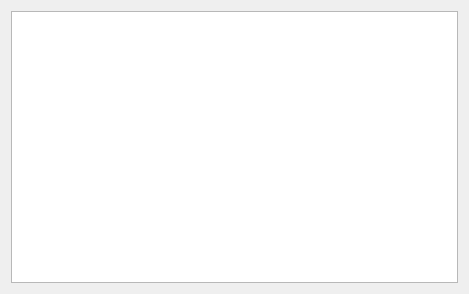
This is qt-ui/btdeviceselectiondialog.ui in claudiuolteanu/subsurface as Qt 5 draws it before an edit. The edited form follows.
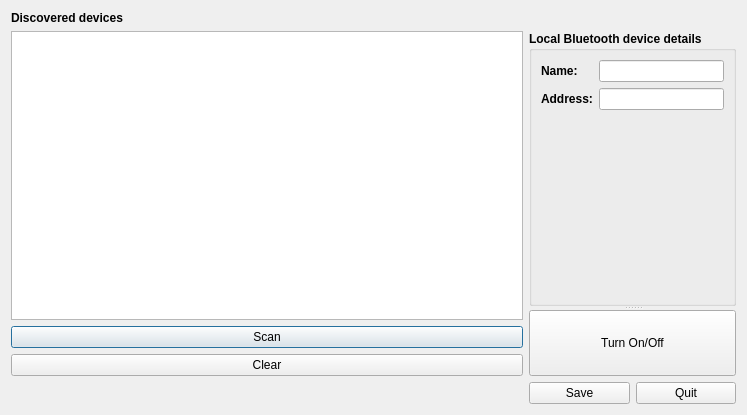
This is the edited form.

Commit message: Implement temporary UI design for Bluetooth selection dialog

Patch:
```diff
--- a/qt-ui/btdeviceselectiondialog.ui
+++ b/qt-ui/btdeviceselectiondialog.ui
@@ -6,19 +6,160 @@
    <rect>
     <x>0</x>
     <y>0</y>
-    <width>469</width>
-    <height>294</height>
+    <width>747</width>
+    <height>415</height>
    </rect>
   </property>
   <property name="windowTitle">
    <string>Remote Bluetooth device selection</string>
   </property>
-  <layout class="QVBoxLayout" name="verticalLayout">
-   <item>
-    <widget class="QListWidget" name="discoveredDevicesList"/>
+  <layout class="QGridLayout" name="gridLayout_6">
+   <item row="0" column="0">
+    <widget class="QLabel" name="discoveredDevicesLabel">
+     <property name="font">
+      <font>
+       <weight>75</weight>
+       <bold>true</bold>
+      </font>
+     </property>
+     <property name="text">
+      <string>Discovered devices</string>
+     </property>
+    </widget>
    </item>
-   <item>
-    <layout class="QHBoxLayout" name="horizontalLayout"/>
+   <item row="1" column="0">
+    <layout class="QVBoxLayout" name="remoteDevicesSection">
+     <item>
+      <widget class="QListWidget" name="discoveredDevicesList">
+       <property name="sizePolicy">
+        <sizepolicy hsizetype="MinimumExpanding" vsizetype="Expanding">
+         <horstretch>0</horstretch>
+         <verstretch>0</verstretch>
+        </sizepolicy>
+       </property>
+      </widget>
+     </item>
+     <item>
+      <layout class="QVBoxLayout" name="scanningControls">
+       <item>
+        <widget class="QPushButton" name="scan">
+         <property name="sizePolicy">
+          <sizepolicy hsizetype="Minimum" vsizetype="Minimum">
+           <horstretch>0</horstretch>
+           <verstretch>0</verstretch>
+          </sizepolicy>
+         </property>
+         <property name="text">
+          <string>Scan</string>
+         </property>
+        </widget>
+       </item>
+       <item>
+        <widget class="QPushButton" name="clear">
+         <property name="sizePolicy">
+          <sizepolicy hsizetype="Minimum" vsizetype="Minimum">
+           <horstretch>0</horstretch>
+           <verstretch>0</verstretch>
+          </sizepolicy>
+         </property>
+         <property name="text">
+          <string>Clear</string>
+         </property>
+        </widget>
+       </item>
+      </layout>
+     </item>
+    </layout>
+   </item>
+   <item row="1" column="1">
+    <widget class="QSplitter" name="localDeviceSection">
+     <property name="orientation">
+      <enum>Qt::Vertical</enum>
+     </property>
+     <widget class="QGroupBox" name="localDeviceDetails">
+      <property name="sizePolicy">
+       <sizepolicy hsizetype="Fixed" vsizetype="Preferred">
+        <horstretch>0</horstretch>
+        <verstretch>0</verstretch>
+       </sizepolicy>
+      </property>
+      <property name="font">
+       <font>
+        <weight>75</weight>
+        <bold>true</bold>
+       </font>
+      </property>
+      <property name="title">
+       <string>Local Bluetooth device details</string>
+      </property>
+      <property name="flat">
+       <bool>false</bool>
+      </property>
+      <layout class="QFormLayout" name="formLayout_2">
+       <item row="0" column="1">
+        <widget class="QLineEdit" name="deviceName"/>
+       </item>
+       <item row="1" column="0">
+        <widget class="QLabel" name="deviceAddressLable">
+         <property name="text">
+          <string>Address:</string>
+         </property>
+        </widget>
+       </item>
+       <item row="1" column="1">
+        <widget class="QLineEdit" name="deviceAddress"/>
+       </item>
+       <item row="0" column="0">
+        <widget class="QLabel" name="deviceNameLable">
+         <property name="text">
+          <string>Name: </string>
+         </property>
+        </widget>
+       </item>
+      </layout>
+     </widget>
+     <widget class="QPushButton" name="changeDeviceState">
+      <property name="sizePolicy">
+       <sizepolicy hsizetype="Expanding" vsizetype="Minimum">
+        <horstretch>0</horstretch>
+        <verstretch>0</verstretch>
+       </sizepolicy>
+      </property>
+      <property name="font">
+       <font>
+        <weight>50</weight>
+        <bold>false</bold>
+       </font>
+      </property>
+      <property name="text">
+       <string>Turn On/Off</string>
+      </property>
+     </widget>
+    </widget>
+   </item>
+   <item row="2" column="1">
+    <layout class="QHBoxLayout" name="dialogControls">
+     <item>
+      <widget class="QPushButton" name="save">
+       <property name="text">
+        <string>Save</string>
+       </property>
+      </widget>
+     </item>
+     <item>
+      <widget class="QPushButton" name="quit">
+       <property name="sizePolicy">
+        <sizepolicy hsizetype="Minimum" vsizetype="Fixed">
+         <horstretch>0</horstretch>
+         <verstretch>0</verstretch>
+        </sizepolicy>
+       </property>
+       <property name="text">
+        <string>Quit</string>
+       </property>
+      </widget>
+     </item>
+    </layout>
    </item>
   </layout>
  </widget>
```
